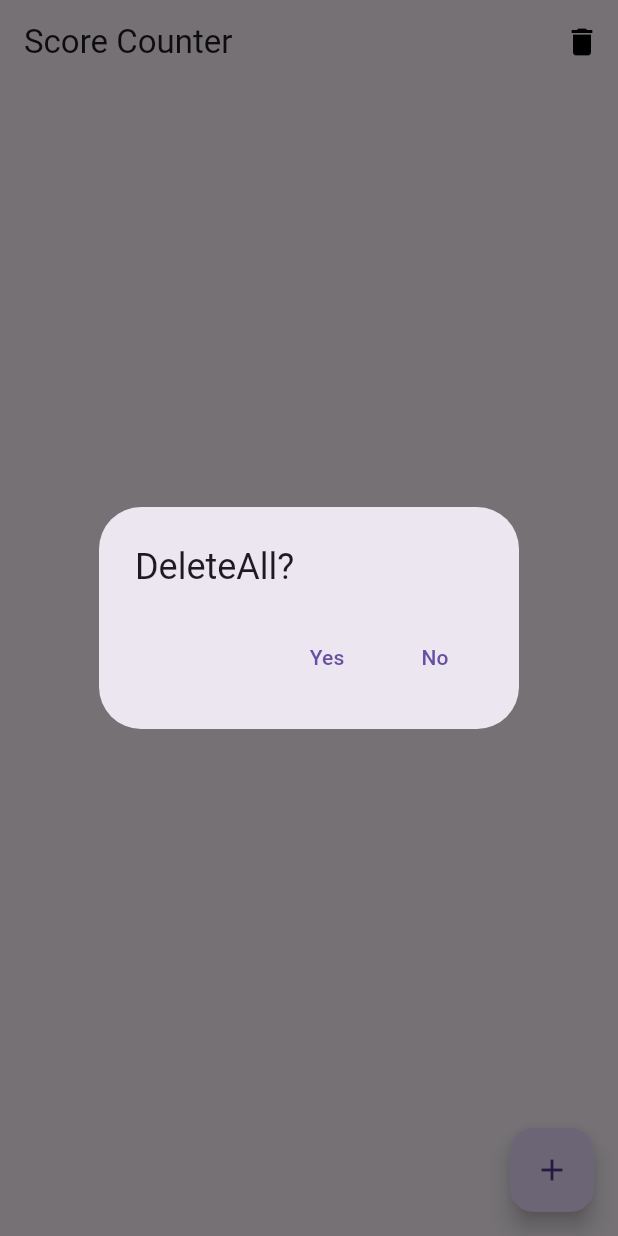
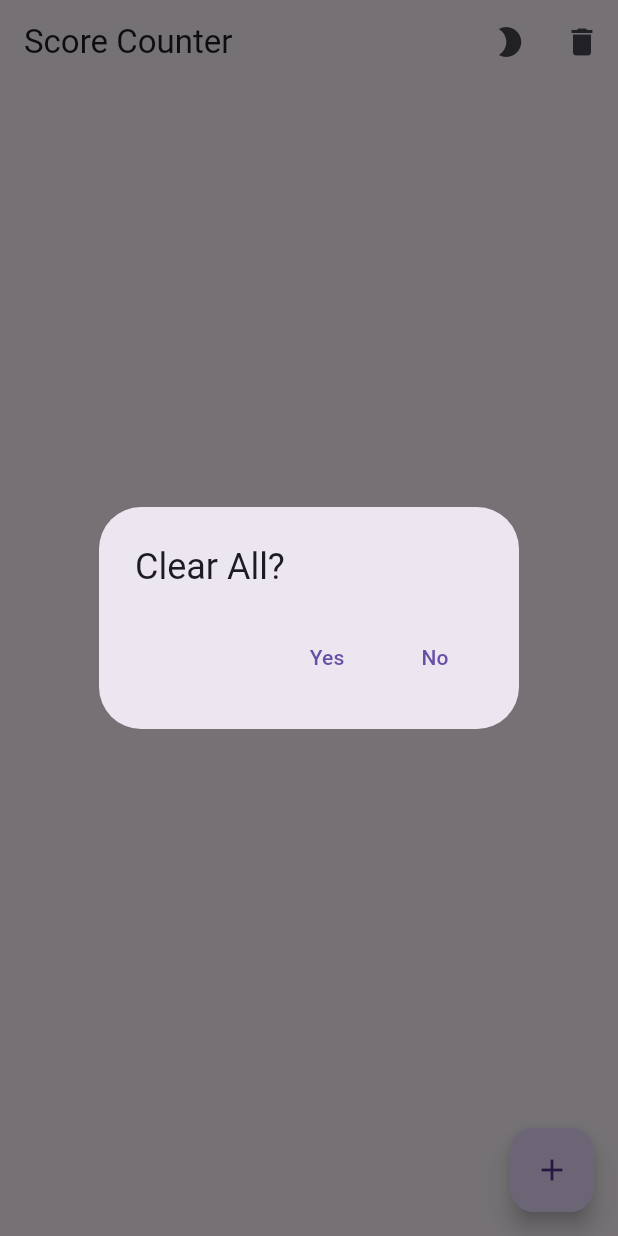
Before and after one commit to Wowo10/score_counter, a Flutter app: the screen it shows after launch, after a tap on the "delete" icon, on a phone screen of 412 x 824 dp. Run offline on Flutter 3.47's test engine with Material 3 defaults, Android fonts, the phone set to English and light mode, and no system bars.

Commit message:
Added Dark mode.

```diff
--- a/lib/main.dart
+++ b/lib/main.dart
@@ -2,21 +2,34 @@ import 'package:flutter/material.dart';
 import 'package:score_counter/score_counter.dart';
 
 void main() {
-  runApp(const MyApp());
+  runApp(MyApp());
 }
 
-class MyApp extends StatelessWidget {
-  const MyApp({super.key});
+class MyApp extends StatefulWidget {
+  @override
+  _MyAppState createState() => _MyAppState();
+
+  static _MyAppState of(BuildContext context) =>
+      context.findAncestorStateOfType<_MyAppState>()!;
+}
+
+class _MyAppState extends State<MyApp> {
+  ThemeMode _themeMode = ThemeMode.system;
 
   @override
   Widget build(BuildContext context) {
     return MaterialApp(
       title: 'Score Counter',
-      theme: ThemeData(
-        primaryColor: Colors.white,
-        visualDensity: VisualDensity.adaptivePlatformDensity,
-      ),
+      theme: ThemeData(),
+      darkTheme: ThemeData.dark(),
+      themeMode: _themeMode,
       home: const ScoreCounter(title: 'Score Counter'),
     );
   }
+
+  void changeTheme(ThemeMode themeMode) {
+    setState(() {
+      _themeMode = themeMode;
+    });
+  }
 }
--- a/lib/score_counter.dart
+++ b/lib/score_counter.dart
@@ -1,4 +1,5 @@
 import 'package:flutter/material.dart';
+import 'package:score_counter/main.dart';
 import 'package:score_counter/player_dto.dart';
 
 class ScoreCounter extends StatefulWidget {
@@ -11,6 +12,7 @@ class ScoreCounter extends StatefulWidget {
 
 class ScoreCounterState extends State<ScoreCounter> {
   final _playersList = <PlayerDto>[];
+  var _darkMode = false;
   final _biggerFont = const TextStyle(fontSize: 22.0);
   final _myController = TextEditingController(text: 'Player');
 
@@ -30,20 +32,39 @@ class ScoreCounterState extends State<ScoreCounter> {
         title: Text(widget.title),
         actions: [
           IconButton(
+            icon: const Icon(Icons.mode_night),
+            onPressed: () {
+              _darkMode = !_darkMode;
+              if (_darkMode) {
+                MyApp.of(context).changeTheme(ThemeMode.dark);
+              } else {
+                MyApp.of(context).changeTheme(ThemeMode.light);
+              }
+            },
+          ),
+          IconButton(
             icon: const Icon(Icons.delete),
-            onPressed: () { showDialog(context: context, builder: (_){
+            onPressed: () {
+              showDialog(
+                  context: context,
+                  builder: (_) {
                     return AlertDialog(
-                title: const Text('DeleteAll?'),
+                      title: const Text('Clear All?'),
                       actions: <Widget>[
-                  TextButton(onPressed: (){
+                        TextButton(
+                            onPressed: () {
                               _clearPlayerList();
                               Navigator.of(context).pop();
-                    }, child: const Text('Yes')),
-                  TextButton(onPressed: ()=>Navigator.of(context).pop(), child: const Text('No'))
+                            },
+                            child: const Text('Yes')),
+                        TextButton(
+                            onPressed: () => Navigator.of(context).pop(),
+                            child: const Text('No'))
                       ],
                     );
-            });},
-            color: Colors.black,
+                  });
+            },
+            tooltip: 'Clear',
           )
         ],
       ),
@@ -55,8 +76,7 @@ class ScoreCounterState extends State<ScoreCounter> {
           final playerName = await showDialog(
               context: context,
               builder: (_) {
-                _myController.text =
-                    'Player${_playersList.length + 1}';
+                _myController.text = 'Player${_playersList.length + 1}';
 
                 return SimpleDialog(
                     title: const Text('Input Player Name'),
@@ -73,13 +93,12 @@ class ScoreCounterState extends State<ScoreCounter> {
                           final returnValue = _myController.text;
                           Navigator.pop(context, returnValue);
                         },
-                        // color: Colors.blue,
                         child: const Text('Save'),
                       )
                     ]);
               });
           setState(() {
-            if (playerName != null){
+            if (playerName != null) {
               _playersList.add(PlayerDto(name: playerName, score: 0));
             }
           });
@@ -104,7 +123,6 @@ class ScoreCounterState extends State<ScoreCounter> {
       ),
       trailing: const Icon(
         Icons.add,
-        color: Colors.black,
       ),
       onTap: () {
         setState(() {
```
Lines whose indentation alone changed are shown as unchanged.
